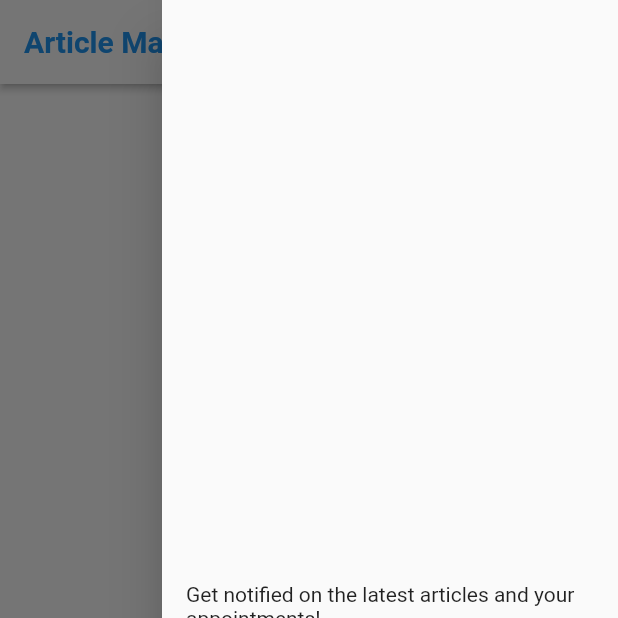
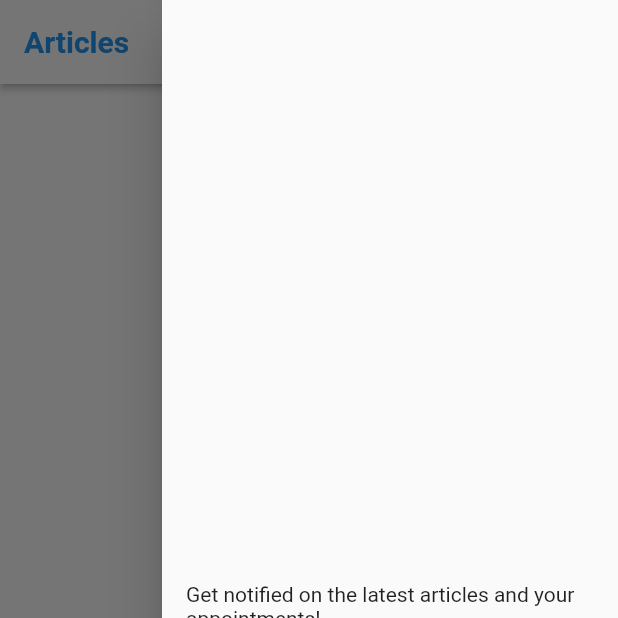
Before and after one commit to group-apk/Mynda, a Flutter app: the DashboardMain screen opened directly, item 3 of the bottom bar chosen, with the side drawer open, on a phone screen of 412 x 824 dp, the top half of it. Run offline on Flutter 3.47's test engine with Material 2 defaults, Android fonts, the phone set to English and light mode, and no system bars; our stand-ins replace cloud_firestore, firebase_auth, firebase_core, fluttertoast, random_string, snippet_coder_utils; accounts and stored records are empty.

Commit message:
move files

```diff
--- /dev/null
+++ b/lib/view/article/article_view_screen.dart
@@ -0,0 +1,138 @@
+import 'package:flutter/material.dart';
+import 'package:mynda/provider/article_notifier.dart';
+import 'package:mynda/services/api.dart';
+import 'package:mynda/view/article/read_article.dart';
+import 'package:provider/provider.dart';
+
+class HealthArticleListScreen extends StatefulWidget {
+  const HealthArticleListScreen({Key? key}) : super(key: key);
+
+  @override
+  State<HealthArticleListScreen> createState() => _HealthArticleListScreenState();
+}
+
+class _HealthArticleListScreenState extends State<HealthArticleListScreen> {
+
+  @override
+  void initState() {
+    ArticleNotifier articleNotifier =
+        Provider.of<ArticleNotifier>(context, listen: false);
+    getArticle(articleNotifier);
+    super.initState();
+  }
+
+  int checkArticleTitle(String title) {
+    int index = 0;
+    ArticleNotifier articleNotifier =
+        Provider.of<ArticleNotifier>(context, listen: false);
+    for (int i = 0; i < articleNotifier.articleList.length; i++) {
+      if (title == articleNotifier.articleList[i].title) {
+        index = i;
+      }
+    }
+    return index;
+  }
+
+  @override
+  Widget build(BuildContext context) {
+    ArticleNotifier articleNotifier =
+        Provider.of<ArticleNotifier>(context, listen: false);
+
+    return Scaffold(
+       backgroundColor: Colors.white,
+        appBar: AppBar(
+          backgroundColor: Colors.white,
+          title: const Text('Articles'),
+          titleTextStyle: const TextStyle(
+              color: Colors.blue, fontSize: 20.0, fontWeight: FontWeight.bold),
+          elevation: 2,
+          automaticallyImplyLeading: false,
+        ),
+        body: Container(
+          color: Colors.transparent,
+          child: Padding(
+            padding: const EdgeInsets.all(36.0),
+            child: FutureBuilder(
+              future: getArticleFuture(articleNotifier),
+              builder: ((context, snapshot) {
+                if (snapshot.connectionState == ConnectionState.waiting) {
+                  return const Center(child: CircularProgressIndicator());
+                }
+
+                return Consumer<ArticleNotifier>(
+                  builder: (context, value, child) => GridView.count(
+                    shrinkWrap: true,
+                    primary: false,
+                    crossAxisSpacing: 20,
+                    mainAxisSpacing: 20,
+                    crossAxisCount: 2,
+                    children: articleNotifier.articleList
+                        .map((e) => InkWell(
+                              onTap: () {
+                                articleNotifier.currentArticleModel =
+                                    articleNotifier.articleList[
+                                        checkArticleTitle(e.title as String)];
+                                Navigator.push(
+                                    context,
+                                    MaterialPageRoute(
+                                        builder: (context) => const ArticleReadingScreen()));
+                              },
+                              child: Container(
+                                padding:
+                                    const EdgeInsets.symmetric(horizontal: 8),
+                                height: 150,
+                                child: ClipRRect(
+                                  borderRadius: BorderRadius.circular(8),
+                                  child: Stack(
+                                    children: [
+                                      Image.asset(
+                                        "assets/07.jpg",
+                                        fit: BoxFit.cover,
+                                        width:
+                                            MediaQuery.of(context).size.width,
+                                        height: 250,
+                                      ),
+                                      Container(
+                                        color: Colors.black26,
+                                        child: Center(
+                                          child: Column(
+                                            mainAxisAlignment:
+                                                MainAxisAlignment.center,
+                                            children: [
+                                              Text(
+                                                e.author as String,
+                                                textAlign: TextAlign.center,
+                                                style: const TextStyle(
+                                                    fontSize: 18,
+                                                    color: Colors.white,
+                                                    fontWeight:
+                                                        FontWeight.w500),
+                                              ),
+                                              Text(
+                                                '${e.category}',
+                                                textAlign: TextAlign.center,
+                                                style: const TextStyle(
+                                                    fontSize: 18,
+                                                    color: Colors.white,
+                                                    fontWeight:
+                                                        FontWeight.w500),
+                                              ),
+                                            ],
+                                          ),
+                                        ),
+                                      )
+                                    ],
+                                  ),
+                                ),
+                              ),
+                            ))
+                        .toList(),
+                  ),
+                );
+              }),
+            ),
+          ),
+        ),
+    );
+  }
+}
--- a/lib/view/dashboard.dart
+++ b/lib/view/dashboard.dart
@@ -2,10 +2,11 @@ import 'package:firebase_auth/firebase_auth.dart';
 import 'package:flutter/material.dart';
 import 'package:mynda/provider/dashboard_provider.dart';
 import 'package:mynda/provider/user_provider.dart';
+import 'package:mynda/view/article/article_view_screen.dart';
+import 'package:mynda/view/article_staff/article_list_screen.dart';
 import 'package:mynda/view/login_screen.dart';
 import 'package:mynda/view/profile_screen.dart';
 import 'package:mynda/view/test/category_view.dart';
-import 'package:mynda/view/test_staff/article_list_screen.dart';
 import 'package:mynda/view/test_staff/test_category_screen.dart';
 import 'package:provider/provider.dart';
 
@@ -32,7 +33,9 @@ class _DashboardMainState extends State<DashboardMain> {
       (user.user.role == 'staff')
           ? const HealthTestCategoryScreen()
           : const CategoryScreen(),
-      const ArticleListScreen(),
+      (user.user.role == 'staff')
+          ? const ArticleListScreen()
+          : const HealthArticleListScreen(),
       Container(),
       const ProfileScreen()
     ];
```
Also changed, not shown: lib/view/article/read_article.dart (added, +50 -0 lines), lib/view/article_staff/add_article.dart (renamed from lib/view/test_staff/add_article.dart), lib/view/article_staff/article_edit.dart (renamed from lib/view/test_staff/article_edit.dart), lib/view/article_staff/article_list_screen.dart (renamed from lib/view/test_staff/article_list_screen.dart), 2 other files.
